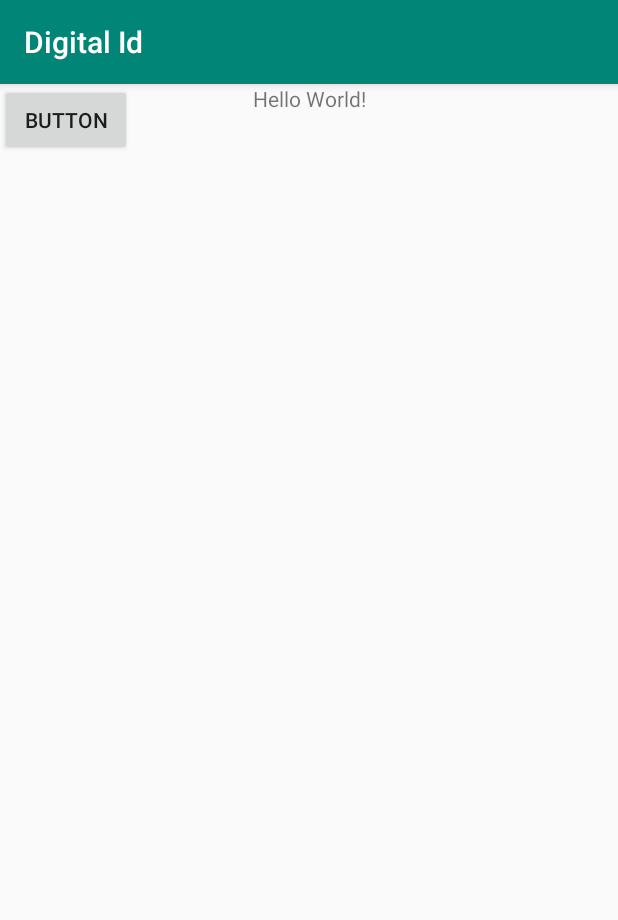
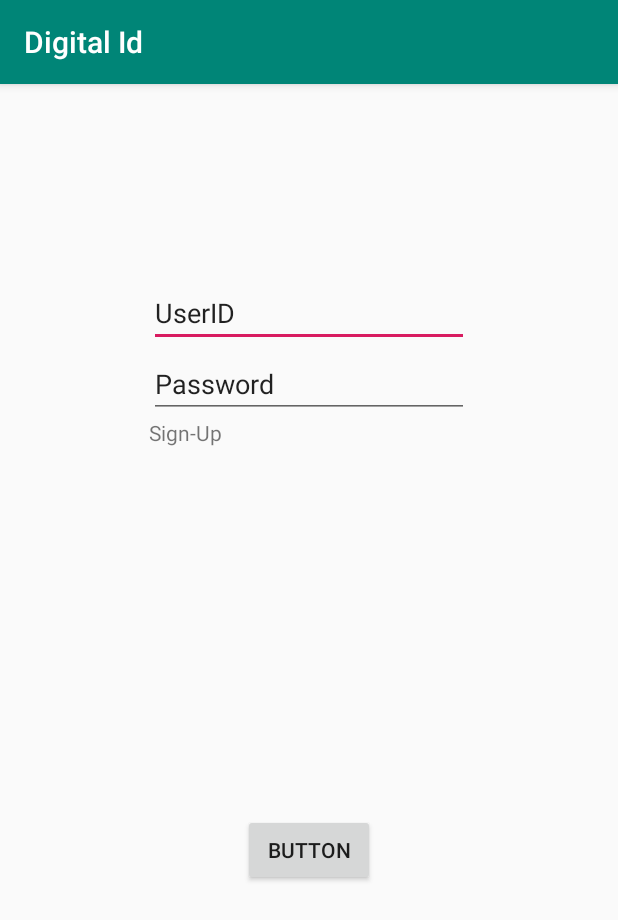
Before and after one commit to Gamecock/BIME_Android, an Android app: the screen it shows after launch (MainActivity), on a phone screen of 412 x 824 dp. Shown: the top 920 px of the screen. Run offline under Robolectric (Android 15) with nearby library versions, the phone set to English and light mode, and no system bars; libraries missing offline, so code that uses them is left out: com.journeyapps.barcodescanner.

Commit message:
Mike see if you can look at this.

```diff
--- a/app/src/main/AndroidManifest.xml
+++ b/app/src/main/AndroidManifest.xml
@@ -16,6 +16,7 @@
                 <category android:name="android.intent.category.LAUNCHER" />
             </intent-filter>
         </activity>
+        <activity android:name=".secondScreen"></activity>
     </application>
 
 </manifest>
--- a/app/src/main/res/layout/activity_main.xml
+++ b/app/src/main/res/layout/activity_main.xml
@@ -6,29 +6,50 @@
     android:layout_height="match_parent"
     tools:context=".MainActivity">
 
-    <TextView
+    <Button
+        android:id="@+id/button1"
         android:layout_width="wrap_content"
         android:layout_height="wrap_content"
-        android:text="Hello World!"
-        android:id="@+id/maintext"
-        app:layout_constraintLeft_toLeftOf="parent"
-        app:layout_constraintRight_toRightOf="parent"
+        android:text="@string/button"
+        app:layout_constraintBottom_toBottomOf="parent"
+        app:layout_constraintEnd_toEndOf="parent"
+        app:layout_constraintStart_toStartOf="parent"
+        app:layout_constraintTop_toTopOf="parent"
+        app:layout_constraintVertical_bias="0.676" />
+
+    <EditText
+        android:id="@+id/userID"
+        android:layout_width="wrap_content"
+        android:layout_height="wrap_content"
+        android:layout_marginTop="130dp"
+        android:ems="10"
+        android:hint="enter a email "
+        android:importantForAutofill="no"
+        android:inputType="textPersonName"
+        android:text="UserID"
+        app:layout_constraintEnd_toEndOf="parent"
+        app:layout_constraintStart_toStartOf="parent"
         app:layout_constraintTop_toTopOf="parent" />
 
-    <ImageView
-        android:layout_width="match_parent"
-        android:layout_height="match_parent"
-        android:id="@+id/qr_view"
-        app:layout_constraintBottom_toBottomOf="parent"
-        app:layout_constraintTop_toBottomOf="@id/button"
-        android:contentDescription="Location of QR Code" />
-
-    <Button
-        android:id="@+id/button"
+    <EditText
+        android:id="@+id/password"
         android:layout_width="wrap_content"
         android:layout_height="wrap_content"
-        android:text="Button"
-        tools:layout_editor_absoluteX="39dp"
-        tools:layout_editor_absoluteY="34dp" />
+        android:layout_marginTop="2dp"
+        android:autofillHints=""
+        android:ems="10"
+        android:hint="Enter a password"
+        android:inputType="textPersonName"
+        android:text="Password"
+        app:layout_constraintStart_toStartOf="@+id/userID"
+        app:layout_constraintTop_toBottomOf="@+id/userID" />
+
+    <TextView
+        android:id="@+id/SignUp"
+        android:layout_width="wrap_content"
+        android:layout_height="wrap_content"
+        android:text="Sign-Up"
+        app:layout_constraintStart_toStartOf="@+id/password"
+        app:layout_constraintTop_toBottomOf="@+id/password" />
 
 </android.support.constraint.ConstraintLayout>
--- a/app/src/main/res/values/strings.xml
+++ b/app/src/main/res/values/strings.xml
@@ -1,3 +1,4 @@
 <resources>
     <string name="app_name">Digital Id</string>
+    <string name="button">Button</string>
 </resources>
```
Also changed, not shown: app/src/main/java/com/bime/digitalid/MainActivity.java (+16 -3 lines), app/src/main/java/com/bime/digitalid/secondScreen.java (added, +29 -0 lines), app/src/main/res/layout/activity_second_screen.xml (added, +60 -0 lines).
